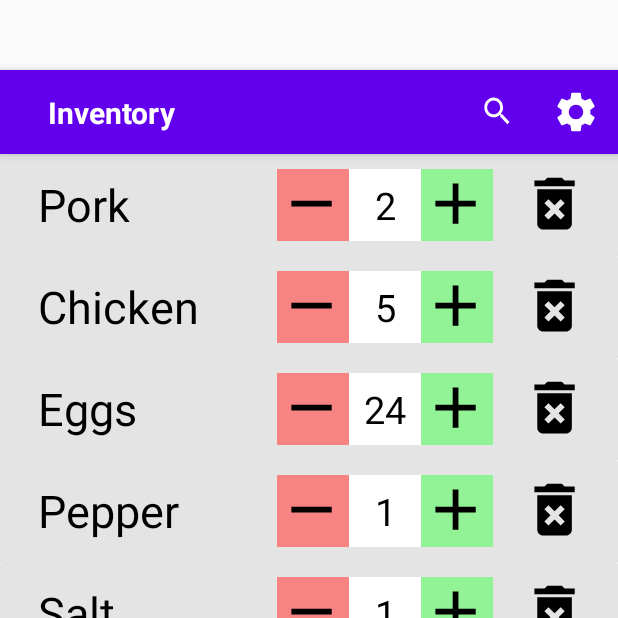
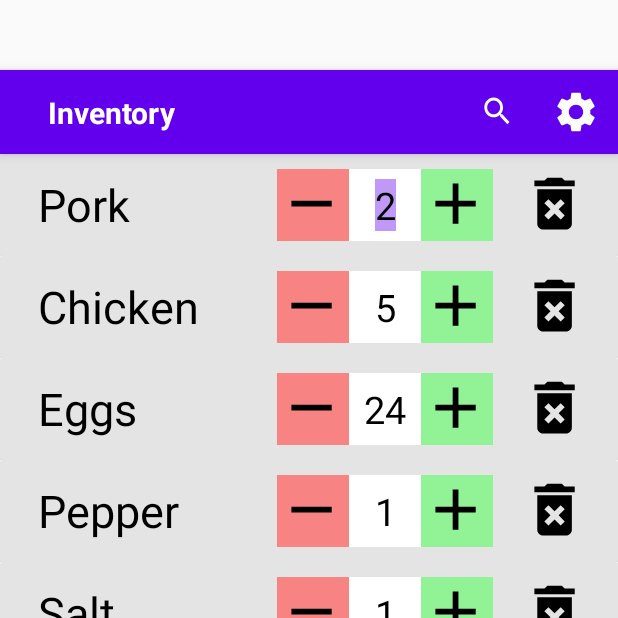
Before and after one commit to P-Burk/Inventory_Application, an Android app: the inventory screen opened directly, with no data from a screen before it, on a phone screen of 412 x 824 dp, the top half of it. Run offline under Robolectric (Android 15) with nearby library versions, the phone set to English and light mode, and no system bars.

Commit message:
select text when user clicks number

```diff
--- a/app/src/main/res/layout/inventory_row.xml
+++ b/app/src/main/res/layout/inventory_row.xml
@@ -33,7 +33,8 @@
                 app:layout_constraintBottom_toBottomOf="parent"
                 app:layout_constraintHeight_max="50dp"
                 app:layout_constraintStart_toStartOf="parent"
-                app:layout_constraintTop_toTopOf="parent" />
+                app:layout_constraintTop_toTopOf="parent"
+                tools:ignore="RtlHardcoded" />
 
             <ImageButton
                 android:id="@+id/subtractButton"
@@ -60,7 +61,7 @@
                 android:gravity="center"
                 android:importantForAutofill="no"
                 android:inputType="number"
-                android:text="EditText"
+                android:selectAllOnFocus="true"
                 android:textColor="@color/black"
                 android:textSize="25sp"
                 app:layout_constraintBottom_toBottomOf="parent"
```
